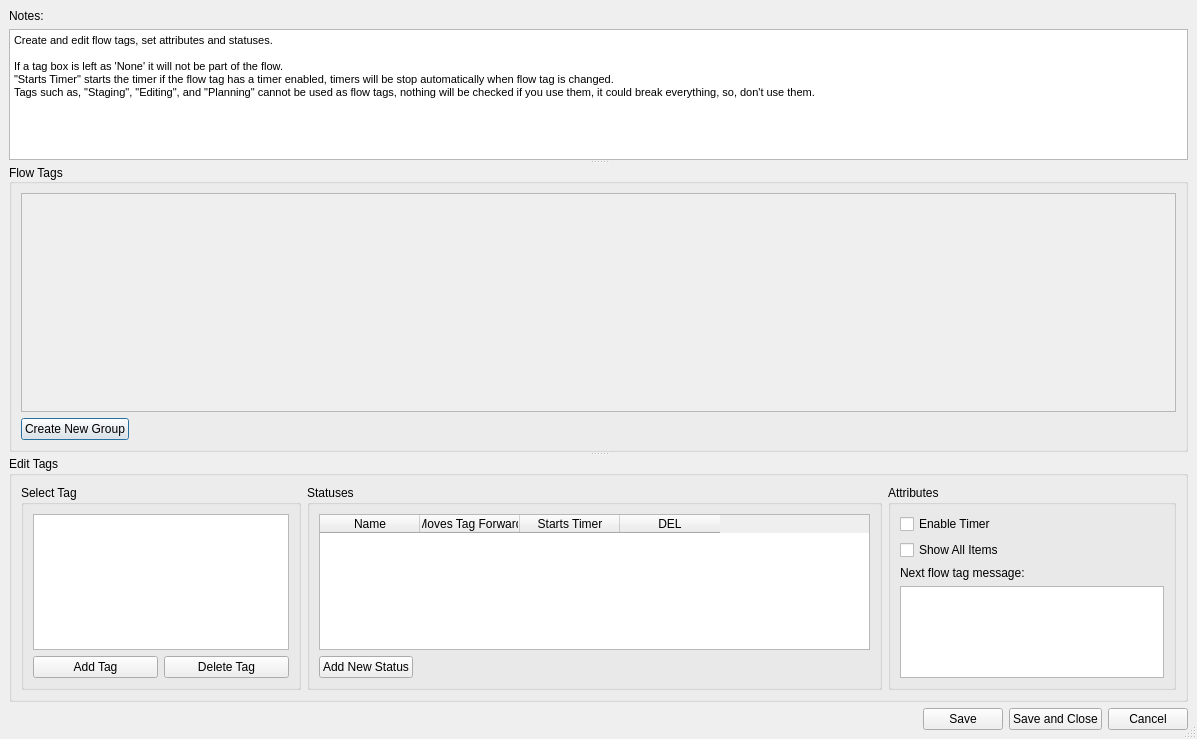
This is ui/edit_workspace_settings.ui in TheCodingJsoftware/Invigo as Qt 5 draws it before an edit. The edited form follows.
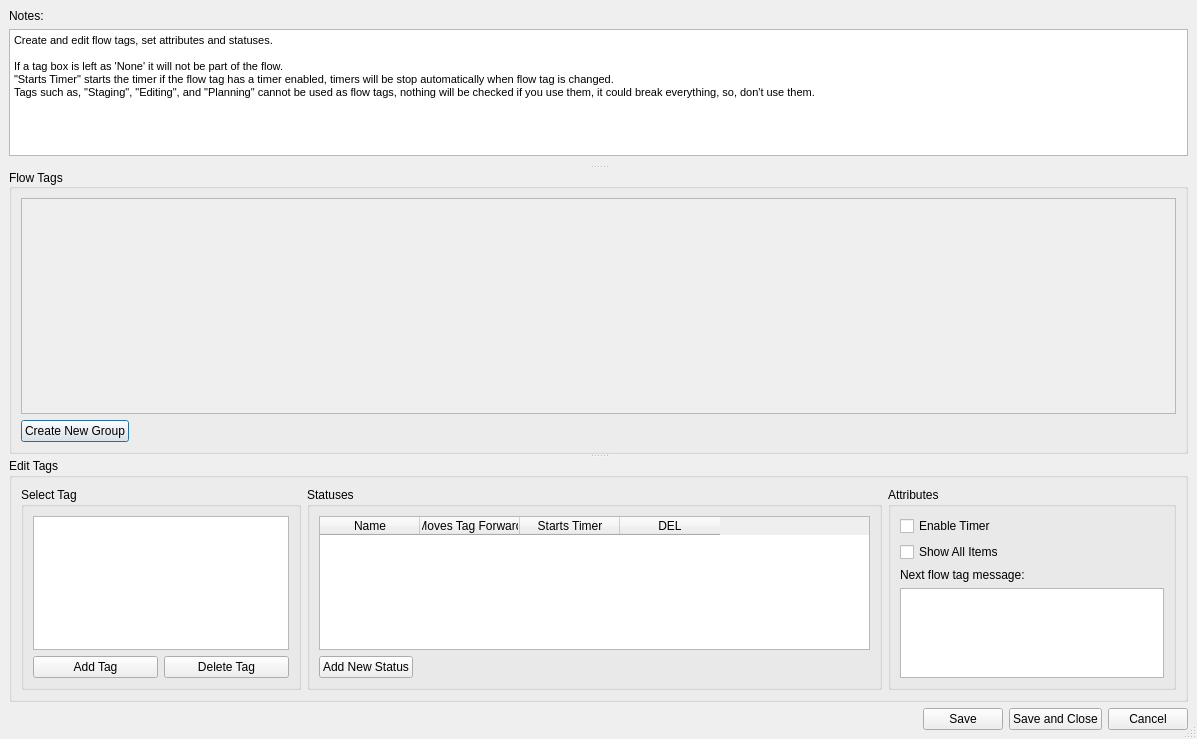
This is the edited form.

Patch:
```diff
--- a/ui/edit_workspace_settings.ui
+++ b/ui/edit_workspace_settings.ui
@@ -54,6 +54,9 @@
         </property>
         <widget class="QWidget" name="verticalLayoutWidget">
          <layout class="QVBoxLayout" name="verticalLayout_3">
+          <property name="bottomMargin">
+           <number>9</number>
+          </property>
           <item>
            <widget class="QLabel" name="label_2">
             <property name="text">
```
